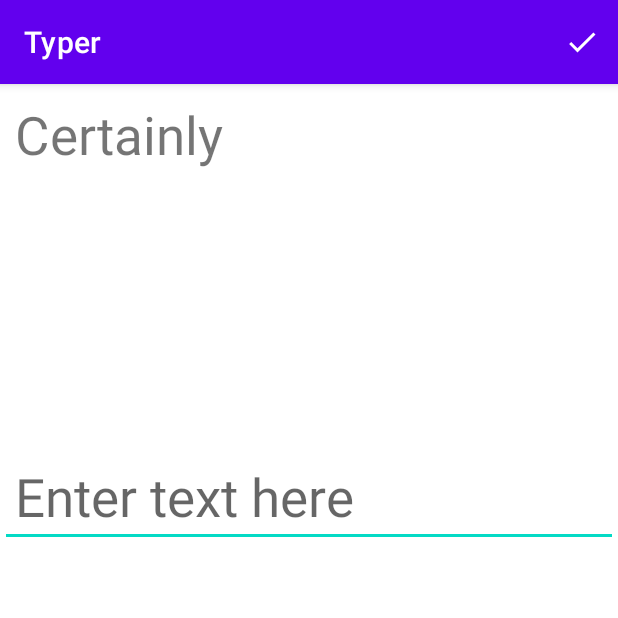
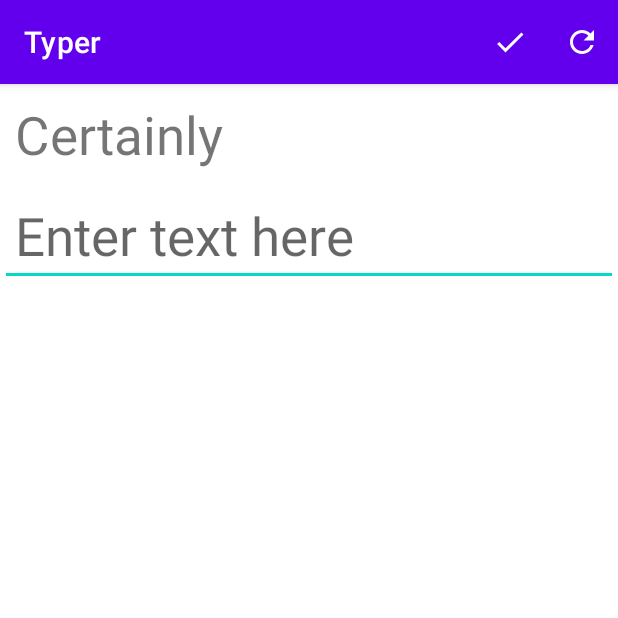
Before and after one commit to Arshjeet2003/Type_Trainer, an Android app: the screen it shows after launch (MainActivity), after a tap on an icon or button, on a phone screen of 412 x 824 dp, the top half of it. Run offline under Robolectric (Android 15) with nearby library versions, the phone set to English and light mode, and no system bars; 1 other tap on this screen came first.

Commit message:
Second update

```diff
--- a/app/src/main/AndroidManifest.xml
+++ b/app/src/main/AndroidManifest.xml
@@ -1,6 +1,8 @@
 <?xml version="1.0" encoding="utf-8"?>
 <manifest xmlns:android="http://schemas.android.com/apk/res/android"
     package="com.example.android.typer">
+
+    <uses-permission android:name="android.permission.VIBRATE" />
 
     <application
         android:allowBackup="true"
--- a/app/src/main/java/com/example/android/typer/MainActivity.java
+++ b/app/src/main/java/com/example/android/typer/MainActivity.java
@@ -8,6 +8,7 @@
 import android.view.Menu;
 import android.view.MenuItem;
 import android.view.View;
+import android.widget.EditText;
 import android.widget.ImageView;
 import android.widget.TextView;
 import android.widget.Toast;
@@ -18,14 +19,14 @@
 public class MainActivity extends AppCompatActivity {
 
     TextView text_tv;
-    TextView enter_text;
+    EditText enter_text;
     TextView basic;
     TextView intermediate;
     TextView hard;
     ImageView timer;
     TextView timer_text;
     TextView swipe;
-    int count=0;
+    int count;
 
     String sentences[];
     ArrayList<String> wrong_words = new ArrayList<>();
@@ -44,14 +45,24 @@
         timer = findViewById(R.id.timer);
         timer_text = findViewById(R.id.timer_text);
         swipe = findViewById(R.id.swipe);
+
+        SharedPreferences preferences1 = getSharedPreferences("sentences_count",MODE_PRIVATE);
+        count = preferences1.getInt("count",0);
+
         SharedPreferences preferences = getSharedPreferences("training_type",MODE_PRIVATE);
-        SharedPreferences.Editor editor = preferences.edit();
-        editor.clear();
-        editor.apply();
 
+        int value = preferences.getInt("type",0);
+        if(value!=0){
+            basic.setVisibility(View.GONE);
+            intermediate.setVisibility(View.GONE);
+            hard.setVisibility(View.GONE);
+            timer.setVisibility(View.VISIBLE);
+            timer_text.setVisibility(View.VISIBLE);
+        }
         basic.setOnClickListener(new View.OnClickListener() {
             @Override
             public void onClick(View v) {
+                SharedPreferences.Editor editor = preferences.edit();
                 editor.putInt("type",1);
                 editor.apply();
                 basic.setVisibility(View.GONE);
@@ -64,6 +75,7 @@
         intermediate.setOnClickListener(new View.OnClickListener() {
             @Override
             public void onClick(View v) {
+                SharedPreferences.Editor editor = preferences.edit();
                 editor.putInt("type",2);
                 editor.apply();
                 basic.setVisibility(View.GONE);
@@ -76,6 +88,7 @@
         hard.setOnClickListener(new View.OnClickListener() {
             @Override
             public void onClick(View v) {
+                SharedPreferences.Editor editor = preferences.edit();
                 editor.putInt("type",3);
                 editor.apply();
                 basic.setVisibility(View.GONE);
@@ -91,6 +104,7 @@
                 timer.setVisibility(View.GONE);
                 timer_text.setVisibility(View.GONE);
                 tStart = System.currentTimeMillis();
+                total_words=0;
                 sentences = setting_sentences(preferences.getInt("type",0));
                 setting_text();
                 text_tv.setVisibility(View.VISIBLE);
@@ -104,13 +118,6 @@
                 show_next_data();
             }
         });
-        swipe.setOnTouchListener(new OnSwipeTouchListener(MainActivity.this){
-            @Override
-            public void onSwipeLeft() {
-                super.onSwipeLeft();
-                show_next_data();
-            }
-        });
     }
 
     @Override
@@ -120,10 +127,27 @@
     }
     @Override
     public boolean onOptionsItemSelected(MenuItem menuItem){
-        if (menuItem.getItemId() == R.id.result) {
-            show_result();
+        switch (menuItem.getItemId()){
+            case R.id.result:
+                show_result();
+                break;
+            case R.id.reset:
+                reset_data();
         }
+
         return super.onOptionsItemSelected(menuItem);
+    }
+
+    private void reset_data() {
+        SharedPreferences preferences = getSharedPreferences("training_type",MODE_PRIVATE);
+        SharedPreferences.Editor editor = preferences.edit();
+        editor.clear();
+        editor.apply();
+        SharedPreferences preferences1 = getSharedPreferences("sentences_count",MODE_PRIVATE);
+        SharedPreferences.Editor editor1 = preferences1.edit();
+        editor1.clear();
+        editor1.apply();
+        recreate();
     }
 
     private void show_result() {
@@ -141,6 +165,10 @@
     }
 
     private void show_next_data() {
+        SharedPreferences preferences = getSharedPreferences("sentences_count", MODE_PRIVATE);
+        SharedPreferences.Editor editor = preferences.edit();
+        editor.putInt("count", count);
+        editor.apply();
         String[] Data_text = get_data_text();
         String[] Entered_text = get_text_from_enteredData();
         int c = 0;
@@ -184,6 +212,9 @@
         if(count<sentences.length) {
             count++;
         }
+        else{
+            reset_data();
+        }
     }
     private double getTimeTaken(){
         tEnd = System.currentTimeMillis();
@@ -195,12 +226,4 @@
         data obj = new data();
         return obj.sentences_array(i);
     }
-//    @Override
-//    public void onBackPressed() {
-//        tStart = System.currentTimeMillis();
-//        wrong_words.clear();
-//        correct_words.clear();
-//        total_words=0;
-//        Toast.makeText(getApplicationContext(),"working",Toast.LENGTH_SHORT).show();
-//    }
 }
--- a/app/src/main/java/com/example/android/typer/data.java
+++ b/app/src/main/java/com/example/android/typer/data.java
@@ -62,7 +62,7 @@
             " The Pandavas defeated the Kauravas.$" +
             " The Bhagvad Gita is a holy book of the Hindus.$" +
             " It is a part of the Mahabharata.$" +
-            " Then, Lord Rama, with the help of It is a book of collection of teachings of Lord Krishna to Arjuna in the battlefield.$" +
+            " It is a book of collection of teachings of Lord Krishna to Arjuna in the battlefield.$" +
             " It is the longest epic in the world.$" +
             " The Ramayana is a story of Lord Rama written by the SageValmiki.$" +
             " Lord Rama, the prince of Ayodhya, in order to help his father Dasharatha went to exile for fourteen years.$" +
--- a/app/src/main/res/drawable/next.xml
+++ /dev/null
@@ -1,5 +0,0 @@
-<vector android:alpha="0.9" android:height="50dp" android:tint="#228B22"
-    android:viewportHeight="24" android:viewportWidth="24"
-    android:width="50dp" xmlns:android="http://schemas.android.com/apk/res/android">
-    <path android:fillColor="@android:color/white" android:pathData="M15,5l-1.41,1.41L18.17,11H2V13h16.17l-4.59,4.59L15,19l7,-7L15,5z"/>
-</vector>
--- /dev/null
+++ b/app/src/main/res/drawable/reset.xml
@@ -0,0 +1,10 @@
+<vector xmlns:android="http://schemas.android.com/apk/res/android"
+    android:width="24dp"
+    android:height="24dp"
+    android:viewportWidth="24"
+    android:viewportHeight="24"
+    android:tint="?attr/colorControlNormal">
+  <path
+      android:fillColor="@android:color/white"
+      android:pathData="M17.65,6.35C16.2,4.9 14.21,4 12,4c-4.42,0 -7.99,3.58 -7.99,8s3.57,8 7.99,8c3.73,0 6.84,-2.55 7.73,-6h-2.08c-0.82,2.33 -3.04,4 -5.65,4 -3.31,0 -6,-2.69 -6,-6s2.69,-6 6,-6c1.66,0 3.14,0.69 4.22,1.78L13,11h7V4l-2.35,2.35z"/>
+</vector>
--- a/app/src/main/res/layout/activity_main.xml
+++ b/app/src/main/res/layout/activity_main.xml
@@ -14,7 +14,7 @@
         <TextView
             android:id="@+id/text_tv"
             android:layout_width="match_parent"
-            android:layout_height="241dp"
+            android:layout_height="wrap_content"
             android:gravity="start"
             android:padding="10dp"
             android:textSize="35sp"
@@ -73,7 +73,7 @@
             android:layout_height="wrap_content"
             android:gravity="start"
             android:hint="Enter text here"
-            android:inputType="textMultiLine|text"
+            android:inputType="textNoSuggestions|textFilter"
             android:padding="10dp"
             android:textSize="35sp"
             android:visibility="invisible" />
--- a/app/src/main/res/menu/main_menu.xml
+++ b/app/src/main/res/menu/main_menu.xml
@@ -8,5 +8,11 @@
         android:icon="@drawable/ic_baseline_check_24"
         app:showAsAction="always"
         />
+    <item
+        android:title="reset"
+        android:id="@+id/reset"
+        android:icon="@drawable/reset"
+        app:showAsAction="always"
+        />
 
 </menu>
--- a/app/src/main/res/values/colors.xml
+++ b/app/src/main/res/values/colors.xml
@@ -7,4 +7,5 @@
     <color name="teal_700">#FF018786</color>
     <color name="black">#FF000000</color>
     <color name="white">#FFFFFFFF</color>
+    <color name="colorPrimary">#fbceb1</color>
 </resources>
```
Also changed, not shown: app/src/main/java/com/example/android/typer/result.java (+6 -1 lines).
